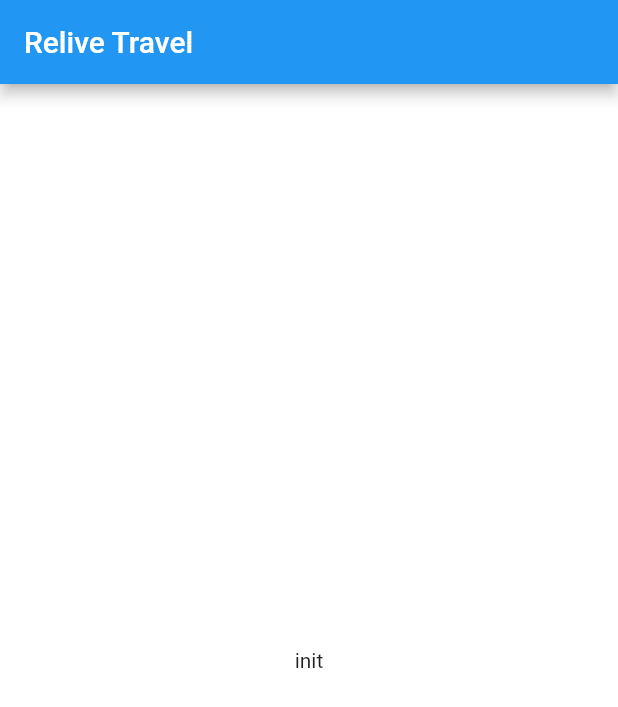
After one commit to relive-travel/flutter_app, a Flutter app: the screen it shows after launch, on a phone screen of 412 x 824 dp. The commit adds this screen. Shown: the top 707 px of the screen. Run offline on Flutter 3.47's test engine with Material 2 defaults, Android fonts, the phone set to English and light mode, and no system bars; our stand-ins replace get; Roboto replaces fonts that are missing (Pretendard).

Commit message:
GetX 적용

```diff
--- /dev/null
+++ b/relive_travel/lib/bindings/home/home_binding.dart
@@ -0,0 +1,9 @@
+import 'package:get/get.dart';
+import 'package:relive_travel/controllers/home/home_controller.dart';
+
+class HomeBinding extends Bindings {
+  @override
+  void dependencies() {
+    Get.lazyPut(() => HomeController());
+  }
+}
--- /dev/null
+++ b/relive_travel/lib/controllers/home/home_controller.dart
@@ -0,0 +1,5 @@
+import 'package:get/get.dart';
+
+class HomeController extends GetxController {
+  static HomeController get to => Get.find();
+}
--- a/relive_travel/lib/main.dart
+++ b/relive_travel/lib/main.dart
@@ -1,4 +1,7 @@
 import 'package:flutter/material.dart';
+import 'package:get/get.dart';
+import 'package:relive_travel/routes/route_name.dart';
+import 'package:relive_travel/routes/route_page.dart';
 
 void main() {
   runApp(const MyApp());
@@ -7,21 +10,17 @@
 class MyApp extends StatelessWidget {
   const MyApp({Key? key}) : super(key: key);
 
-  // This widget is the root of your application.
   @override
   Widget build(BuildContext context) {
-    return MaterialApp(
-        title: 'Flutter Demo',
-        theme: ThemeData(
-          primarySwatch: Colors.blue,
-        ),
-        home: Scaffold(
-          appBar: AppBar(
-            title: Text("Relive Travel"),
-          ),
-          body: Center(
-            child: Text("init"),
-          ),
-        ));
+    return GetMaterialApp(
+      title: "Relive Travel",
+      debugShowCheckedModeBanner: false,
+      theme: ThemeData(
+        scaffoldBackgroundColor: Colors.white,
+        fontFamily: 'Pretendard',
+      ),
+      getPages: RoutePage.page,
+      initialRoute: RouteName.home,
+    );
   }
 }
--- /dev/null
+++ b/relive_travel/lib/routes/home/home_page.dart
@@ -0,0 +1,16 @@
+import 'package:get/get.dart';
+import 'package:relive_travel/bindings/home/home_binding.dart';
+import 'package:relive_travel/routes/route_name.dart';
+import 'package:relive_travel/views/home/home.dart';
+
+class HomePage {
+  static final ROUTES = [
+    GetPage(
+      name: RouteName.home,
+      page: () => Home(),
+      binding: HomeBinding(),
+      // 페이지 이동시 효과 주지말자
+      transition: Transition.noTransition,
+    ),
+  ];
+}
--- /dev/null
+++ b/relive_travel/lib/routes/route_name.dart
@@ -0,0 +1,3 @@
+class RouteName {
+  static const home = "/home";
+}
--- /dev/null
+++ b/relive_travel/lib/routes/route_page.dart
@@ -0,0 +1,7 @@
+import 'package:relive_travel/routes/home/home_page.dart';
+
+class RoutePage {
+  static final page = [
+    ...HomePage.ROUTES,
+  ];
+}
--- /dev/null
+++ b/relive_travel/lib/views/home/home.dart
@@ -0,0 +1,17 @@
+import 'package:flutter/material.dart';
+import 'package:get/get.dart';
+import 'package:relive_travel/controllers/home/home_controller.dart';
+
+class Home extends GetView<HomeController> {
+  @override
+  Widget build(BuildContext context) {
+    return Scaffold(
+      appBar: AppBar(
+        title: Text("Relive Travel"),
+      ),
+      body: Center(
+        child: Text("init"),
+      ),
+    );
+  }
+}
--- a/relive_travel/pubspec.yaml
+++ b/relive_travel/pubspec.yaml
@@ -18,7 +18,7 @@
 version: 1.0.0+1
 
 environment:
-  sdk: ">=2.15.1 <3.0.0"
+  sdk: '>=2.15.1 <3.0.0'
 
 # Dependencies specify other packages that your package needs in order to work.
 # To automatically upgrade your package dependencies to the latest versions
@@ -29,7 +29,8 @@
 dependencies:
   flutter:
     sdk: flutter
-
+  # GetX
+  get: 4.6.1
 
   # The following adds the Cupertino Icons font to your application.
   # Use with the CupertinoIcons class for iOS style icons.
@@ -51,7 +52,6 @@
 
 # The following section is specific to Flutter.
 flutter:
-
   # The following line ensures that the Material Icons font is
   # included with your application, so that you can use the icons in
   # the material Icons class.
```
Also changed, not shown: relive_travel/pubspec.lock.
